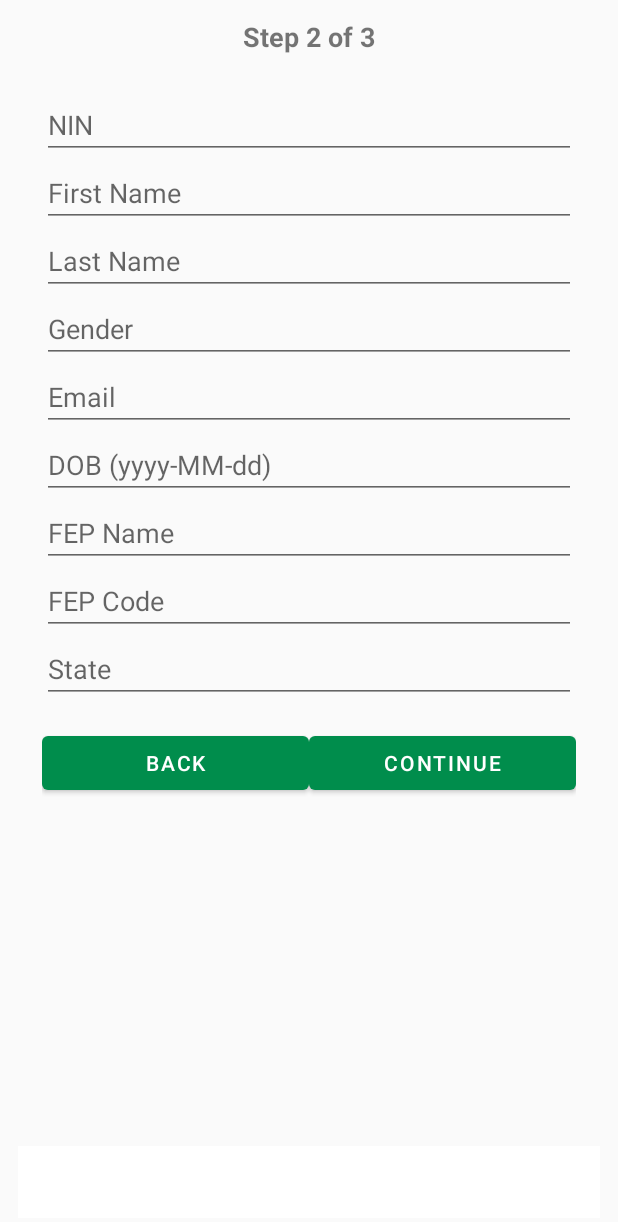
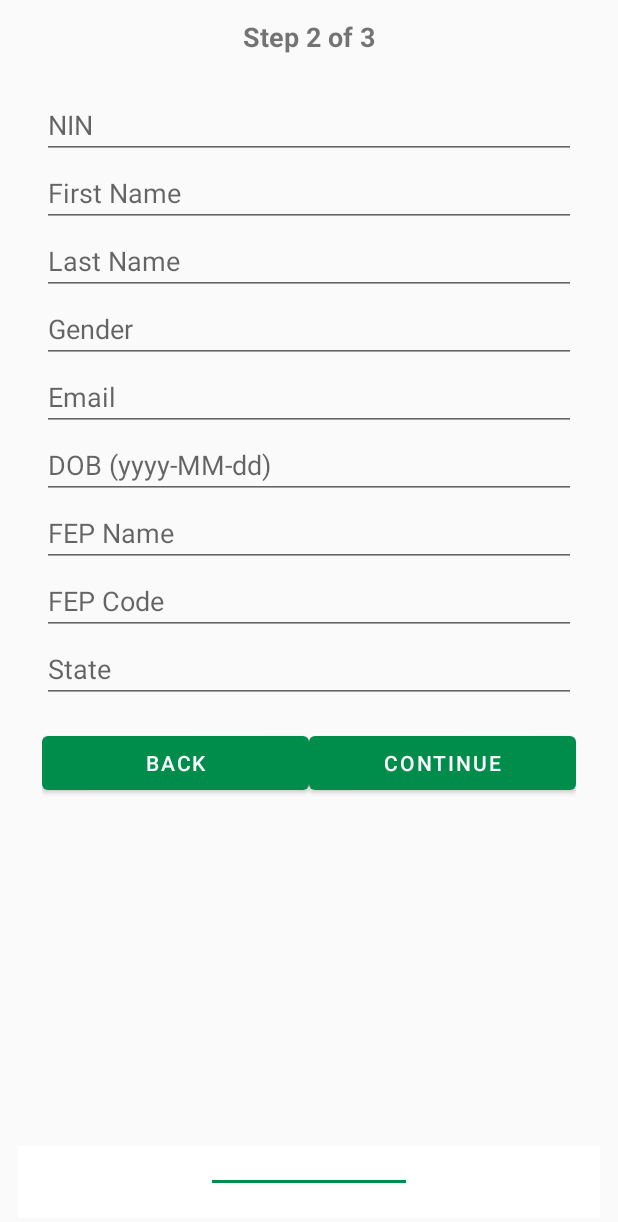
Before and after one commit to ministerpikin/NIMC-Agent-Onboarding, an Android app: the OnboardingActivity screen opened directly, with no data from a screen before it, item 2 of the bottom bar chosen, on a phone screen of 412 x 824 dp. Shown: the top 1222 px of the screen. Run offline under Robolectric (Android 15) with nearby library versions, the phone set to English and light mode, and no system bars; our stand-ins replace Room's generated code; libraries missing offline, so code that uses them is left out: androidx.camera.core, androidx.camera.lifecycle, androidx.camera.view, com.google.mlkit.vision, net.sqlcipher and 1 more; pictures from the network do not load; 14 statements that could not run were skipped.

Commit message:
Modified errors and fixed bugs in these files

```diff
--- a/app/src/main/AndroidManifest.xml
+++ b/app/src/main/AndroidManifest.xml
@@ -25,7 +25,8 @@ xmlns:tools="http://schemas.android.com/tools">
         android:name=".onboarding.OnboardingActivity"
         android:exported="false" /> <!-- android:theme="@style/Theme.NIMCAgentOnboarding" -->
 
-    <activity android:name=".SplashActivity">
+    <activity android:name=".SplashActivity"
+        android:exported="false">
         <intent-filter>
             <action android:name="android.intent.action.MAIN" />
             <category android:name="android.intent.category.LAUNCHER" />
@@ -68,9 +69,6 @@ xmlns:tools="http://schemas.android.com/tools">
         android:name=".supervisor.SupervisorLoginActivity"
         android:exported="false" />
     <activity
-        android:name=".SplashActivity"
-        android:exported="false" />
-    <activity
         android:name=".SettingsActivity"
         android:exported="false" />
 
--- a/app/src/main/java/com/nimc/agentonboarding/data/AuditLogEntity.java
+++ b/app/src/main/java/com/nimc/agentonboarding/data/AuditLogEntity.java
@@ -1,13 +1,20 @@
 package com.nimc.agentonboarding.data;
 
+import androidx.room.ColumnInfo;
 import androidx.room.Entity;
 import androidx.room.PrimaryKey;
 
 @Entity(tableName = "audit_logs")
 public class AuditLogEntity {
     @PrimaryKey(autoGenerate = true)
-    public long id;
-    public String eventType;
+    public int id;
+
+    @ColumnInfo(name = "event")
+    public String event;
+
+    @ColumnInfo(name = "details")
     public String details;
+
+    @ColumnInfo(name = "timestamp")
     public long timestamp;
 }
--- a/app/src/main/java/com/nimc/agentonboarding/data/AuditLogger.java
+++ b/app/src/main/java/com/nimc/agentonboarding/data/AuditLogger.java
@@ -7,7 +7,7 @@ public class AuditLogger {
         new Thread(() -> {
             AppDatabase db = AppDatabase.getDatabase(ctx);
             AuditLogEntity e = new AuditLogEntity();
-            e.eventType = type;
+            e.event = type;
             e.details = details;
             e.timestamp = System.currentTimeMillis();
             db.auditLogDao().insert(e);
--- a/app/src/main/java/com/nimc/agentonboarding/onboarding/FaceCaptureFragment.java
+++ b/app/src/main/java/com/nimc/agentonboarding/onboarding/FaceCaptureFragment.java
@@ -12,6 +12,7 @@ import android.widget.Toast;
 import androidx.activity.result.ActivityResultLauncher;
 import androidx.activity.result.contract.ActivityResultContracts;
 import androidx.annotation.NonNull;
+import androidx.annotation.Nullable;
 import androidx.camera.core.CameraSelector;
 import androidx.camera.core.ImageAnalysis;
 import androidx.camera.core.ImageCapture;
--- a/app/src/main/res/layout/activity_onboarding.xml
+++ b/app/src/main/res/layout/activity_onboarding.xml
@@ -25,11 +25,23 @@
         android:layout_height="0dp"
         android:layout_weight="1"/>
 
+    <!-- com.google.android.material.tabs.TabLayout
+        android:id="@+id/tabDots"
+        android:layout_width="match_parent"
+        android:layout_height="wrap_content"
+        app:tabIndicatorHeight="0dp"
+        app:tabSelectedIndicatorColor="@color/nimc_green"
+        app:tabRippleColor="@android:color/transparent"
+        app:tabTextColor="@color/nimc_text_secondary_light"
+        app:tabSelectedTextColor="@color/nimc_green"/ -->
+
     <com.google.android.material.tabs.TabLayout
         android:id="@+id/tabDots"
         android:layout_width="match_parent"
         android:layout_height="wrap_content"
-        app:tabIndicatorHeight="0dp"
-        app:tabSelectedIndicatorColor="@android:color/transparent"
-        app:tabRippleColor="@android:color/transparent" />
+        app:tabIndicatorColor="@color/nimc_green"
+        app:tabSelectedTextColor="@color/nimc_green"
+        app:tabTextColor="@color/nimc_text_secondary_light"
+        app:tabIndicatorHeight="2dp"
+        app:tabIndicatorGravity="center" />
 </LinearLayout>
--- a/app/src/main/res/values/colors.xml
+++ b/app/src/main/res/values/colors.xml
@@ -2,6 +2,8 @@
 <resources>
     <color name="black">#FF000000</color>
     <color name="white">#FFFFFFFF</color>
+
+    <color name="darkBackground">#000000</color>
 
     <color name="nimc_green">#008D4C</color>
     <color name="nimc_green_dark">#006838</color>
```
Also changed, not shown: app/build.gradle (+10 -0 lines), app/src/main/java/com/nimc/agentonboarding/data/AppDatabase.java (+12 -2 lines), app/src/main/res/values/styles.xml (+7 -2 lines), 1 other file.
